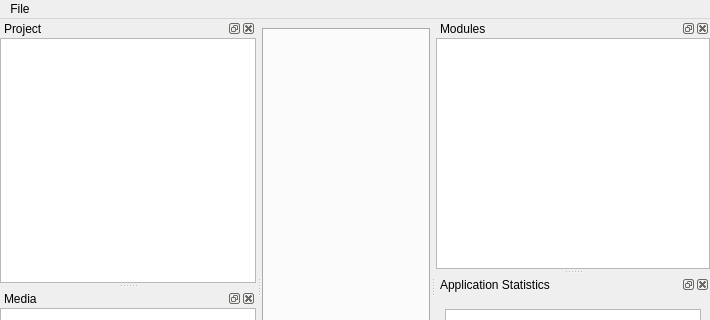
Before: the Qt Designer form View/mainwindow.ui in BlenderCN-Org/Maditor, drawn with Qt 5; both pictures show x 0 to 710 and y 0 to 320 of the 710 by 600 pixel window.
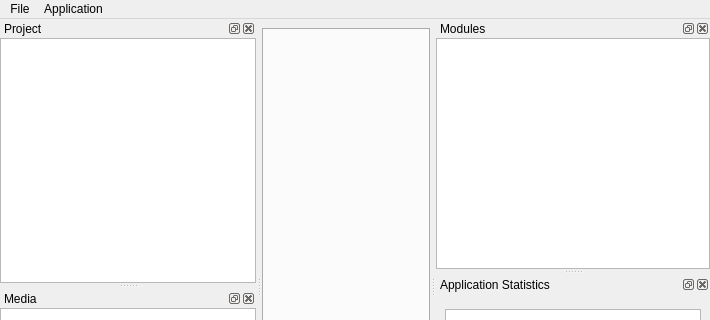
After: the same form once the commit is applied. Icons and pictures are not drawn. Custom widgets are drawn as their Qt base class.

```diff
--- a/View/mainwindow.ui
+++ b/View/mainwindow.ui
@@ -79,7 +79,14 @@
     <addaction name="separator"/>
     <addaction name="actionQuit"/>
    </widget>
+   <widget class="QMenu" name="menuApplication">
+    <property name="title">
+     <string>Application</string>
+    </property>
+    <addaction name="separator"/>
+   </widget>
    <addaction name="menuFile"/>
+   <addaction name="menuApplication"/>
   </widget>
   <widget class="QStatusBar" name="statusbar"/>
   <widget class="QDockWidget" name="modulesDockWidget">
```
